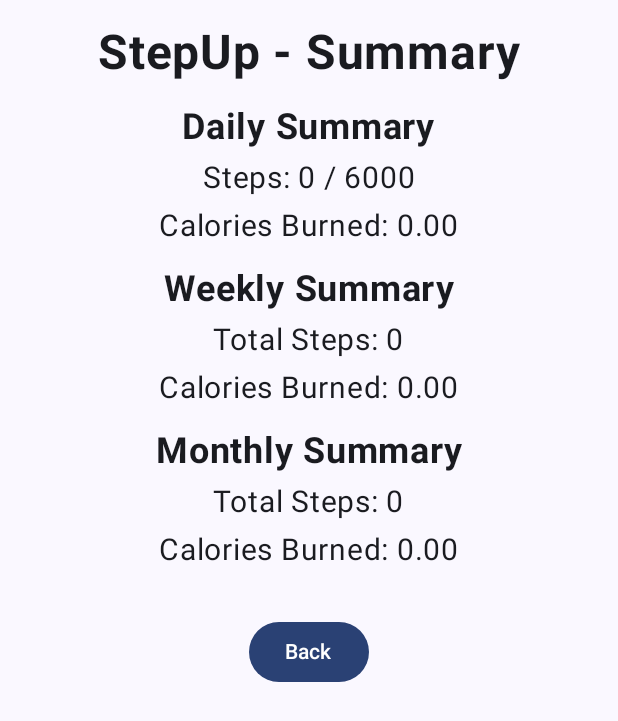
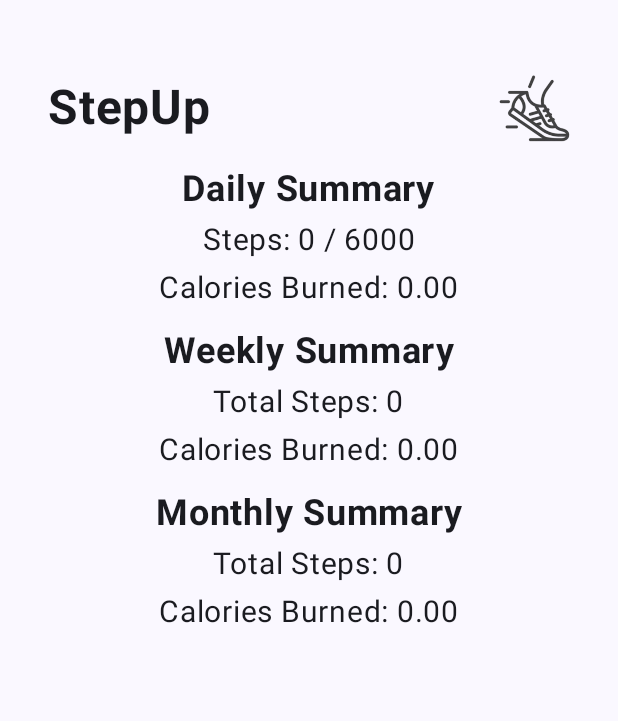
Before and after one commit to varelam-bzz/stepup, an Android app built with Jetpack Compose: the screen it shows after launch (MainActivity), after a tap on "Details", on a phone screen of 412 x 824 dp. Shown: the top 721 px of the screen. Run offline under Robolectric (Android 15) with nearby library versions, the light colour scheme and no system bars.

Commit message:
Padding generalized, enhanced Footer.kt

```diff
--- a/app/src/main/java/ch/matiasfederico/stepup/MainActivity.kt
+++ b/app/src/main/java/ch/matiasfederico/stepup/MainActivity.kt
@@ -19,10 +19,11 @@ import androidx.compose.ui.text.font.FontWeight
 import androidx.compose.ui.text.input.KeyboardType
 import androidx.compose.ui.unit.dp
 import androidx.compose.ui.unit.sp
+import ch.matiasfederico.stepup.ui.theme.DetailsScreen
 import ch.matiasfederico.stepup.ui.theme.Footer
 import ch.matiasfederico.stepup.ui.theme.Header
 import ch.matiasfederico.stepup.ui.theme.StepupTheme
-import ch.matiasfederico.stepup.ui.theme.SummaryScreen
+import ch.matiasfederico.stepup.ui.theme.DetailsScreen
 import com.google.accompanist.permissions.ExperimentalPermissionsApi
 import com.google.accompanist.permissions.isGranted
 import com.google.accompanist.permissions.rememberPermissionState
@@ -111,14 +112,14 @@ fun MainScreen(
     var showDetails by remember { mutableStateOf(false) }
 
     if (showDetails) {
-        SummaryScreen(steps, caloriesBurned, dailyGoal) {
+        DetailsScreen(steps, caloriesBurned, dailyGoal) {
             showDetails = false
         }
     } else {
         Column(
             modifier = Modifier
                 .fillMaxSize()
-                .padding(start = 16.dp, end = 16.dp, top = 32.dp, bottom = 64.dp), // Adjusted bottom padding
+                .padding(start = 16.dp, end = 16.dp, top = 32.dp, bottom = 48.dp), // Adjusted bottom padding
             verticalArrangement = Arrangement.SpaceBetween,
             horizontalAlignment = Alignment.CenterHorizontally,
         ) {
--- a/app/src/main/java/ch/matiasfederico/stepup/ui/theme/SummaryScreen.kt
+++ b/app/src/main/java/ch/matiasfederico/stepup/ui/theme/DetailsScreen.kt
@@ -14,20 +14,15 @@ import androidx.compose.ui.unit.dp
 import androidx.compose.ui.unit.sp
 
 @Composable
-fun SummaryScreen(steps: Int, caloriesBurned: Double, dailyGoal: Int, onBack: () -> Unit) {
+fun DetailsScreen(steps: Int, caloriesBurned: Double, dailyGoal: Int, onBack: () -> Unit) {
     Column(
         modifier = Modifier
             .fillMaxSize()
-            .padding(16.dp),
-        verticalArrangement = Arrangement.Top,
+            .padding(start = 16.dp, end = 16.dp, top = 32.dp, bottom = 48.dp), // Adjusted bottom padding
         horizontalAlignment = Alignment.CenterHorizontally,
     ) {
-        Text(
-            text = "StepUp - Summary",
-            fontSize = 32.sp,
-            fontWeight = FontWeight.Bold,
-            modifier = Modifier.padding(bottom = 16.dp)
-        )
+
+        Header()
         Text(
             text = "Daily Summary",
             fontSize = 24.sp,
@@ -78,9 +73,5 @@ fun SummaryScreen(steps: Int, caloriesBurned: Double, dailyGoal: Int, onBack: ()
             fontSize = 20.sp,
             modifier = Modifier.padding(bottom = 16.dp)
         )
-
-        Button(onClick = onBack, modifier = Modifier.padding(top = 16.dp)) {
-            Text(text = "Back")
-        }
     }
 }
--- a/app/src/main/java/ch/matiasfederico/stepup/ui/theme/Footer.kt
+++ b/app/src/main/java/ch/matiasfederico/stepup/ui/theme/Footer.kt
@@ -5,6 +5,7 @@ import androidx.compose.foundation.layout.Row
 import androidx.compose.foundation.layout.Spacer
 import androidx.compose.foundation.layout.fillMaxWidth
 import androidx.compose.foundation.layout.padding
+import androidx.compose.foundation.layout.size
 import androidx.compose.foundation.layout.width
 import androidx.compose.material.icons.Icons
 import androidx.compose.material.icons.filled.Home
@@ -24,13 +25,18 @@ fun Footer(onDetailsClick: () -> Unit) {
     Row(
         modifier = Modifier
             .fillMaxWidth()
-            .padding(8.dp),
-        horizontalArrangement = Arrangement.SpaceEvenly
+            .padding(15.dp),
+        horizontalArrangement = Arrangement.SpaceBetween,
+        verticalAlignment = Alignment.CenterVertically
     ) {
         IconButton(onClick = {
             // Handle Home button click
         }) {
-            Icon(Icons.Filled.Home, contentDescription = "Home")
+            Icon(
+                Icons.Filled.Home,
+                contentDescription = "Home",
+                modifier = Modifier.size(48.dp),
+            )
         }
 
         Button(onClick = onDetailsClick) {
@@ -44,7 +50,11 @@ fun Footer(onDetailsClick: () -> Unit) {
         IconButton(onClick = {
             // Handle User Profile button click
         }) {
-            Icon(Icons.Filled.Person, contentDescription = "User Profile")
+            Icon(
+                Icons.Filled.Person,
+                contentDescription = "User Profile",
+                modifier = Modifier.size(48.dp)
+            )
         }
     }
 }
--- a/app/src/main/java/ch/matiasfederico/stepup/ui/theme/Header.kt
+++ b/app/src/main/java/ch/matiasfederico/stepup/ui/theme/Header.kt
@@ -20,7 +20,7 @@ fun Header() {
     Row(
         modifier = Modifier
             .fillMaxWidth()
-            .padding(horizontal = 16.dp, vertical = 8.dp),
+            .padding(16.dp),
         horizontalArrangement = Arrangement.SpaceBetween,
         verticalAlignment = Alignment.CenterVertically
     ) {
@@ -34,9 +34,7 @@ fun Header() {
             painter = image,
             contentDescription = null,
             modifier = Modifier
-                .size(64.dp)
-                .offset(8.dp)
-                .padding(end = 8.dp),
+                .size(48.dp),
             contentScale = ContentScale.Fit
         )
     }
```
